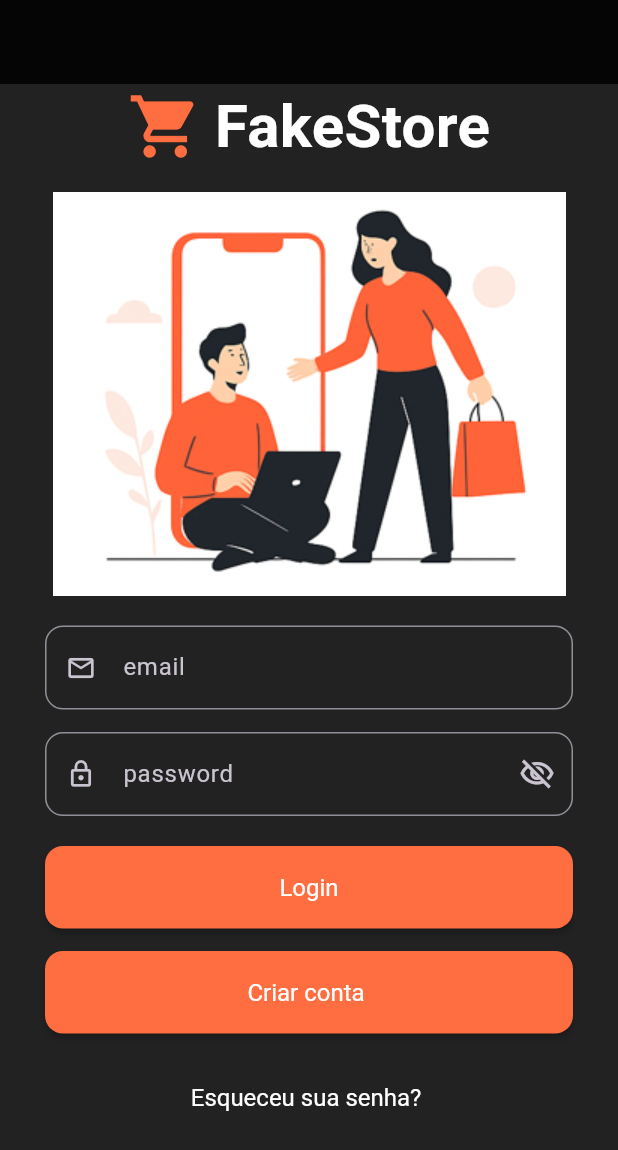
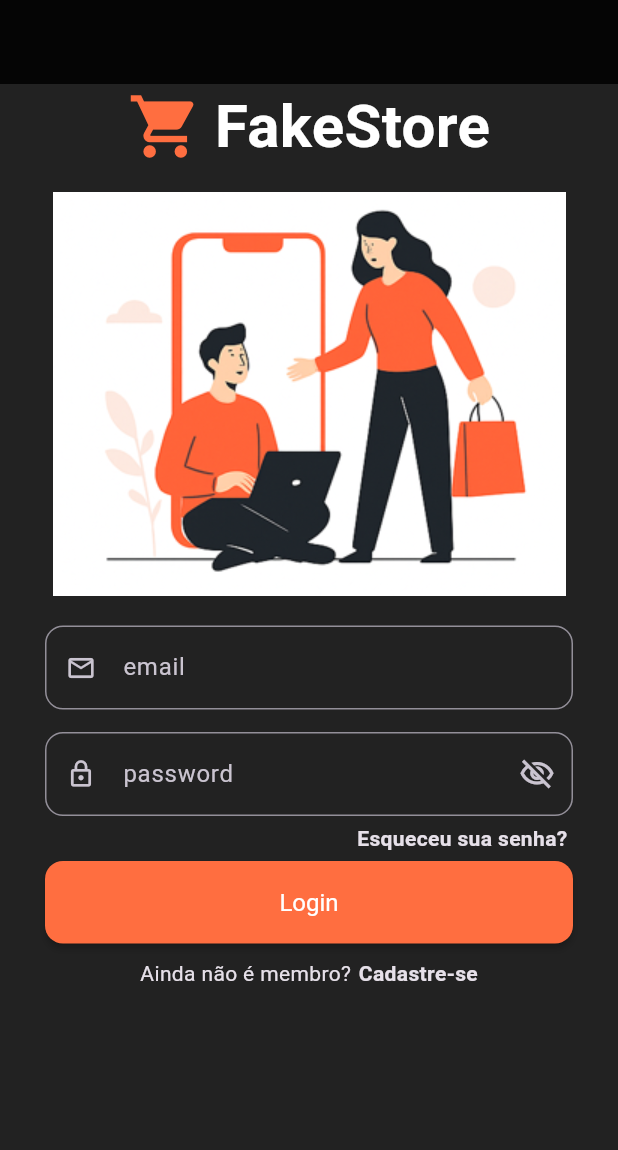
Before and after one commit to adrielhenry33/arq-app-practice, a Flutter app: the screen it shows after launch, on a phone screen of 412 x 824 dp. Shown: the top 1150 px of the screen. Run offline on Flutter 3.47's test engine with Material 3 defaults, Android fonts, the phone set to English and light mode, and no system bars; our stand-ins replace firebase_core, flutter_modular, shared_preferences; accounts and stored records are empty.

Commit message:
feat/fix: substitui os botões por frases mais indicativas, rotas corretas criadas

```diff
--- a/lib/app/pages/login/login_page.dart
+++ b/lib/app/pages/login/login_page.dart
@@ -106,7 +106,22 @@ class _LoginPageState extends State<LoginPage> {
                 ),
               ),
 
-              SizedBox(height: 20),
+              SizedBox(height: 5),
+
+              GestureDetector(
+                onTap: () {},
+                child: Row(
+                  mainAxisAlignment: MainAxisAlignment.end,
+                  children: [
+                    Text(
+                      'Esqueceu sua senha? ',
+                      style: TextStyle(fontWeight: FontWeight.bold),
+                    ),
+                  ],
+                ),
+              ),
+
+              SizedBox(height: 5),
 
               ElevatedButton(
                 onPressed: () {
@@ -129,49 +144,22 @@ class _LoginPageState extends State<LoginPage> {
                 ),
               ),
 
-              SizedBox(height: 15),
+              SizedBox(height: 10),
 
-              ElevatedButton(
-                onPressed: () {
+              GestureDetector(
+                onTap: () {
                   Modular.to.pushNamed('/register');
                 },
-                style: ElevatedButton.styleFrom(
-                  elevation: 2,
-                  backgroundColor: Colors.deepOrangeAccent,
-                  padding: EdgeInsets.all(16),
-                  textStyle: TextStyle(color: Colors.white),
-                  minimumSize: Size.fromHeight(55),
-
-                  shape: RoundedRectangleBorder(
-                    borderRadius: BorderRadiusGeometry.circular(12),
-                  ),
-                ),
-                child: Text(
-                  'Criar conta ',
-                  style: TextStyle(color: Colors.white, fontSize: 16),
-                ),
-              ),
-
-              SizedBox(height: 15),
-
-              TextButton(
-                onPressed: () {},
-                style: ElevatedButton.styleFrom(
-                  elevation: 0,
-                  padding: EdgeInsets.all(16),
-                  textStyle: TextStyle(color: Colors.white),
-                  minimumSize: Size.fromHeight(55),
-
-                  shape: RoundedRectangleBorder(
-                    borderRadius: BorderRadiusGeometry.circular(12),
-                  ),
-                ),
-                child: Text(
-                  'Esqueceu sua senha? ',
-                  style: TextStyle(
-                    color: appController.isDark ? Colors.black87 : Colors.white,
-                    fontSize: 16,
-                  ),
+                child: Row(
+                  mainAxisAlignment: MainAxisAlignment.center,
+                  children: [
+                    Text('Ainda não é membro?'),
+                    SizedBox(width: 5),
+                    Text(
+                      'Cadastre-se',
+                      style: TextStyle(fontWeight: FontWeight.bold),
+                    ),
+                  ],
                 ),
               ),
             ],
--- a/lib/main.dart
+++ b/lib/main.dart
@@ -7,6 +7,8 @@ import 'firebase_options.dart';
 //REGRA PRINCIPAL: TUDO NO NOSSO CODIGO DEVE TER UMA APENAS UMA RESPONSABILIDADE
 
 void main() async {
+  WidgetsFlutterBinding.ensureInitialized();
+
   await Firebase.initializeApp(options: DefaultFirebaseOptions.currentPlatform);
 
   runApp(ModularApp(module: AppModule(), child: AppWidget()));
```
Also changed, not shown: lib/app/pages/registration/registration_page.dart (+14 -22 lines).
